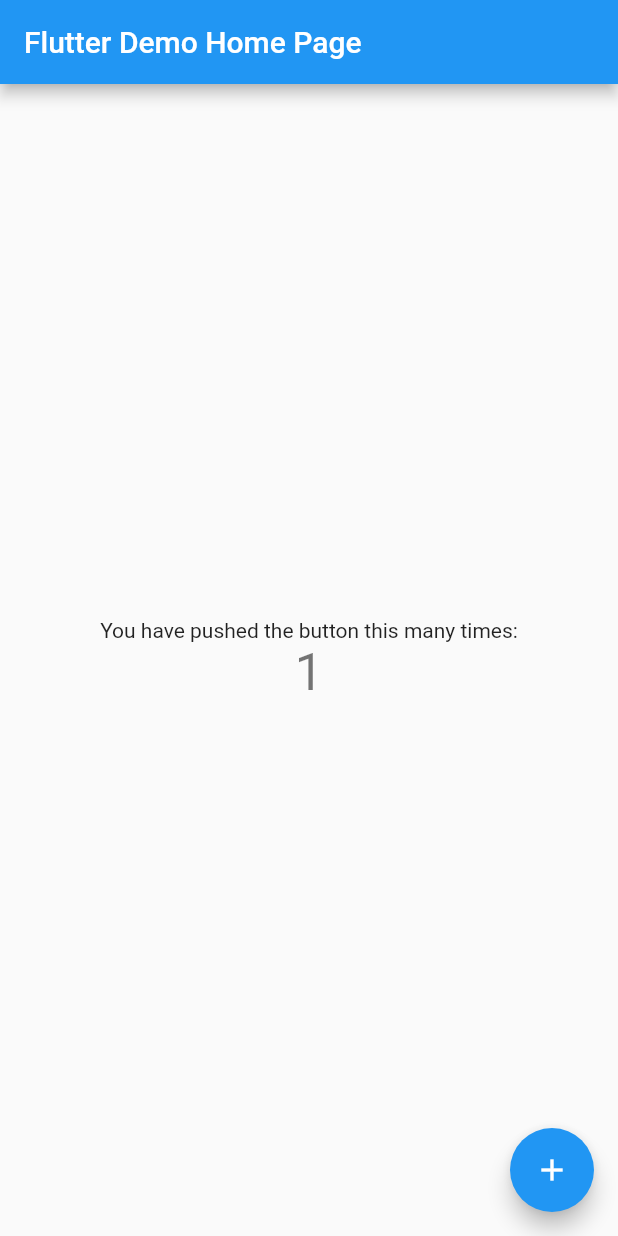
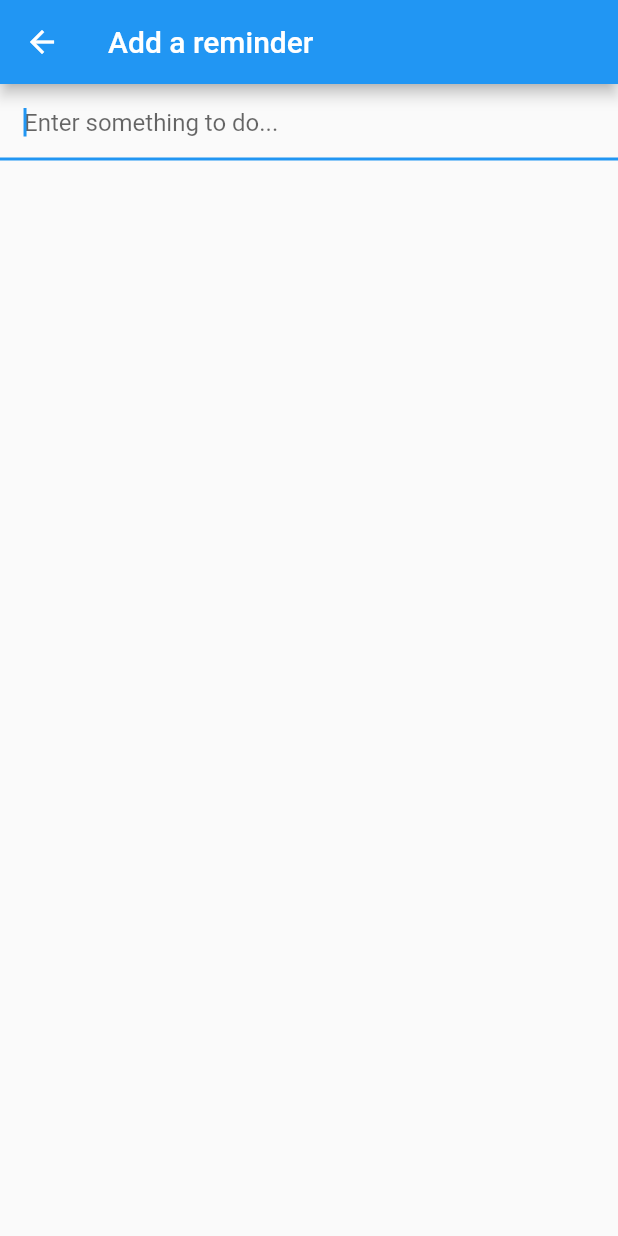
Before and after one commit to asanchez0527/Reminders, a Flutter app: the screen it shows after launch, after a tap on the "add" icon, on a phone screen of 412 x 824 dp. Run offline on Flutter 3.47's test engine with Material 2 defaults, Android fonts, the phone set to English and light mode, and no system bars.

Commit message:
create basic reminder layout

```diff
--- a/lib/main.dart
+++ b/lib/main.dart
@@ -1,111 +1,89 @@
+// Copyright 2018 The Flutter team. All rights reserved.
+// Use of this source code is governed by a BSD-style license that can be
+// found in the LICENSE file.
+
+import 'package:flutter/cupertino.dart';
 import 'package:flutter/material.dart';
 
-void main() => runApp(MyApp());
+void main() => runApp(Reminders());
 
-class MyApp extends StatelessWidget {
-  // This widget is the root of your application.
+class Reminders extends StatelessWidget {
   @override
   Widget build(BuildContext context) {
     return MaterialApp(
-      title: 'Flutter Demo',
-      theme: ThemeData(
-        // This is the theme of your application.
-        //
-        // Try running your application with "flutter run". You'll see the
-        // application has a blue toolbar. Then, without quitting the app, try
-        // changing the primarySwatch below to Colors.green and then invoke
-        // "hot reload" (press "r" in the console where you ran "flutter run",
-        // or simply save your changes to "hot reload" in a Flutter IDE).
-        // Notice that the counter didn't reset back to zero; the application
-        // is not restarted.
-        primarySwatch: Colors.blue,
-      ),
-      home: MyHomePage(title: 'Flutter Demo Home Page'),
+      title: 'Reminders',
+      home: new RemindersList()
     );
   }
 }
 
-class MyHomePage extends StatefulWidget {
-  MyHomePage({Key key, this.title}) : super(key: key);
-
-  // This widget is the home page of your application. It is stateful, meaning
-  // that it has a State object (defined below) that contains fields that affect
-  // how it looks.
-
-  // This class is the configuration for the state. It holds the values (in this
-  // case the title) provided by the parent (in this case the App widget) and
-  // used by the build method of the State. Fields in a Widget subclass are
-  // always marked "final".
-
-  final String title;
-
+class RemindersList extends StatefulWidget {
   @override
-  _MyHomePageState createState() => _MyHomePageState();
+  createState() => new RemindersListState();
 }
 
-class _MyHomePageState extends State<MyHomePage> {
-  int _counter = 0;
+class RemindersListState extends State<RemindersList> {
+  List<String> _reminderItems = [];
 
-  void _incrementCounter() {
-    setState(() {
-      // This call to setState tells the Flutter framework that something has
-      // changed in this State, which causes it to rerun the build method below
-      // so that the display can reflect the updated values. If we changed
-      // _counter without calling setState(), then the build method would not be
-      // called again, and so nothing would appear to happen.
-      _counter++;
-    });
+  void _addReminder(String reminder) {
+    if (reminder.length > 0) {
+      setState(() => _reminderItems.add(reminder));
+    }
+  }
+
+  Widget _buildReminderList() {
+    return new ListView.builder(
+      itemBuilder: (context, index) {
+        if (index < _reminderItems.length) {
+          return _buildReminderItem(_reminderItems[index]);
+        }
+      },
+    );
+  }
+
+  void _pushAddScreen() {
+    Navigator.of(context).push(
+      new MaterialPageRoute(
+        builder: (context) {
+          return new Scaffold(
+            appBar: new AppBar(
+              title: new Text('Add a reminder')
+            ),
+            body: new TextField(
+              autofocus: true,
+              onSubmitted: (val) {
+                _addReminder(val);
+                Navigator.pop(context);
+              },
+              decoration: new InputDecoration(
+                hintText: 'Enter something to do...',
+                contentPadding: const EdgeInsets.all(16.0)
+              ),
+            )
+          );
+        }
+        )
+    );
+  }
+
+  Widget _buildReminderItem(String todoText) {
+    return new ListTile(
+      title: new Text(todoText)
+    );
   }
 
   @override
   Widget build(BuildContext context) {
-    // This method is rerun every time setState is called, for instance as done
-    // by the _incrementCounter method above.
-    //
-    // The Flutter framework has been optimized to make rerunning build methods
-    // fast, so that you can just rebuild anything that needs updating rather
-    // than having to individually change instances of widgets.
-    return Scaffold(
-      appBar: AppBar(
-        // Here we take the value from the MyHomePage object that was created by
-        // the App.build method, and use it to set our appbar title.
-        title: Text(widget.title),
+    return new Scaffold(
+      appBar: new AppBar(
+        title: new Text('Todo List')
       ),
-      body: Center(
-        // Center is a layout widget. It takes a single child and positions it
-        // in the middle of the parent.
-        child: Column(
-          // Column is also a layout widget. It takes a list of children and
-          // arranges them vertically. By default, it sizes itself to fit its
-          // children horizontally, and tries to be as tall as its parent.
-          //
-          // Invoke "debug painting" (press "p" in the console, choose the
-          // "Toggle Debug Paint" action from the Flutter Inspector in Android
-          // Studio, or the "Toggle Debug Paint" command in Visual Studio Code)
-          // to see the wireframe for each widget.
-          //
-          // Column has various properties to control how it sizes itself and
-          // how it positions its children. Here we use mainAxisAlignment to
-          // center the children vertically; the main axis here is the vertical
-          // axis because Columns are vertical (the cross axis would be
-          // horizontal).
-          mainAxisAlignment: MainAxisAlignment.center,
-          children: <Widget>[
-            Text(
-              'You have pushed the button this many times:',
-            ),
-            Text(
-              '$_counter',
-              style: Theme.of(context).textTheme.display1,
-            ),
-          ],
-        ),
-      ),
-      floatingActionButton: FloatingActionButton(
-        onPressed: _incrementCounter,
-        tooltip: 'Increment',
-        child: Icon(Icons.add),
-      ), // This trailing comma makes auto-formatting nicer for build methods.
+      body: _buildReminderList(),
+      floatingActionButton: new FloatingActionButton(
+        onPressed: _pushAddScreen,
+        tooltip: 'Add reminder',
+        child: new Icon(Icons.add)
+      )
     );
   }
 }
```
Also changed, not shown: 4 other files.
